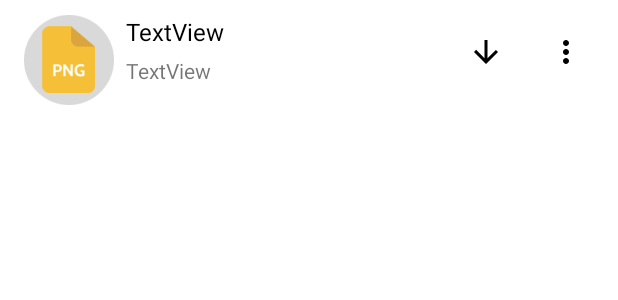
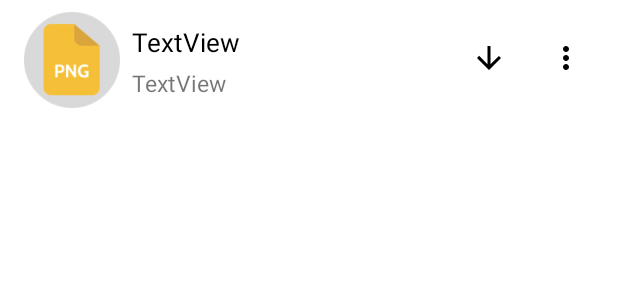
Before and after one commit to StepanTabrisov/diplom, an Android app: the layout list_item.xml on its own in the app's theme, with its tools: preview values and no code run, on a phone screen of 412 x 824 dp. Shown: the top 300 px of the screen. Run offline under Robolectric (Android 15) with nearby library versions, the phone set to English and light mode, and no system bars.

Commit message:
add folder icon, fix list item view

```diff
--- a/app/src/main/res/layout/list_item.xml
+++ b/app/src/main/res/layout/list_item.xml
@@ -10,12 +10,12 @@
 
     <ImageView
         android:id="@+id/image_list_item"
-        android:layout_width="60dp"
-        android:layout_height="60dp"
+        android:layout_width="64dp"
+        android:layout_height="64dp"
         android:layout_marginStart="16dp"
-        android:layout_marginTop="10dp"
+        android:layout_marginTop="8dp"
         android:layout_marginEnd="283dp"
-        android:layout_marginBottom="10dp"
+        android:layout_marginBottom="8dp"
         app:layout_constraintBottom_toBottomOf="parent"
         app:layout_constraintEnd_toEndOf="parent"
         app:layout_constraintHorizontal_bias="0.0"
@@ -29,15 +29,16 @@
         android:layout_height="wrap_content"
         android:layout_marginStart="8dp"
         android:layout_marginTop="10dp"
+        android:lines="1"
         android:text="TextView"
         android:textColor="#000000"
-        android:textSize="16sp"
+        android:textSize="17sp"
         app:layout_constraintBottom_toBottomOf="parent"
         app:layout_constraintEnd_toEndOf="parent"
         app:layout_constraintHorizontal_bias="0.0"
         app:layout_constraintStart_toEndOf="@+id/image_list_item"
         app:layout_constraintTop_toTopOf="parent"
-        app:layout_constraintVertical_bias="0.0" />
+        app:layout_constraintVertical_bias="0.127" />
 
     <TextView
         android:id="@+id/size_list_item"
@@ -46,20 +47,20 @@
         android:layout_marginStart="8dp"
         android:layout_marginTop="1dp"
         android:text="TextView"
-        android:textSize="14sp"
+        android:textSize="15sp"
         app:layout_constraintBottom_toBottomOf="parent"
         app:layout_constraintEnd_toEndOf="parent"
         app:layout_constraintHorizontal_bias="0.0"
         app:layout_constraintStart_toEndOf="@+id/image_list_item"
         app:layout_constraintTop_toBottomOf="@+id/name_list_item"
-        app:layout_constraintVertical_bias="0.157" />
+        app:layout_constraintVertical_bias="0.2" />
 
     <ImageButton
         android:id="@+id/load_list_item"
         android:layout_width="45dp"
         android:layout_height="45dp"
         android:layout_marginTop="12dp"
-        android:layout_marginEnd="8dp"
+        android:layout_marginEnd="6dp"
         android:background="@android:color/white"
         android:foreground="?android:attr/selectableItemBackground"
         app:layout_constraintBottom_toBottomOf="parent"
@@ -67,7 +68,7 @@
         app:layout_constraintHorizontal_bias="1.0"
         app:layout_constraintStart_toStartOf="parent"
         app:layout_constraintTop_toTopOf="parent"
-        app:layout_constraintVertical_bias="0.0"
+        app:layout_constraintVertical_bias="0.173"
         app:srcCompat="@drawable/ic_baseline_arrow_downward_24"
         tools:ignore="TouchTargetSizeCheck,SpeakableTextPresentCheck" />
 
@@ -84,7 +85,7 @@
         app:layout_constraintHorizontal_bias="1.0"
         app:layout_constraintStart_toStartOf="parent"
         app:layout_constraintTop_toTopOf="parent"
-        app:layout_constraintVertical_bias="0.0"
+        app:layout_constraintVertical_bias="0.173"
         app:srcCompat="@drawable/ic_baseline_more_vert_24"
         tools:ignore="SpeakableTextPresentCheck,TouchTargetSizeCheck" />
 </androidx.constraintlayout.widget.ConstraintLayout>
```
Also changed, not shown: app/src/main/java/com/example/diplomproject/FileSystemFragment.java (+42 -11 lines), app/src/main/res/drawable-v24/folder_icon.png (added), app/src/main/res/drawable-v24/folder_icon2.png (added).
